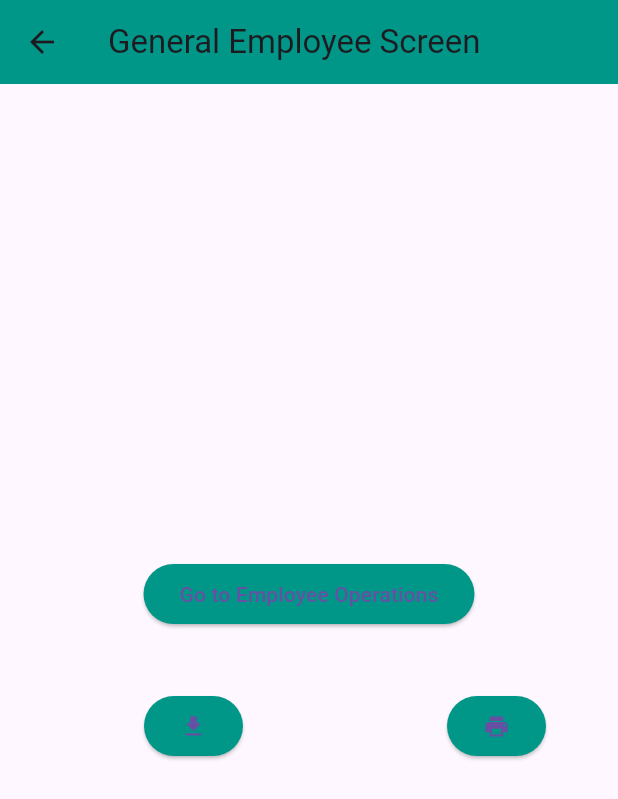
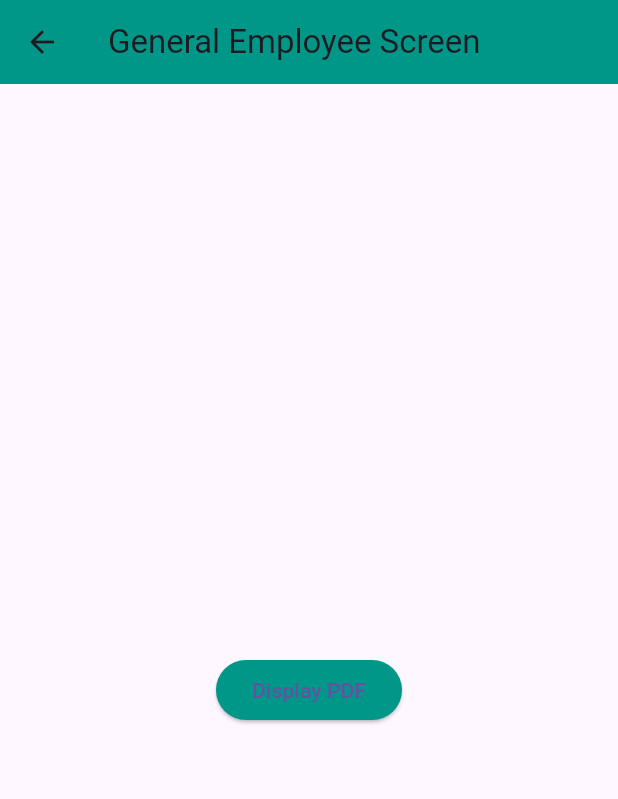
Before and after one commit to ErdemKlc-IUE/mobilApp-Flutter, a Flutter app: the GeneralEmployeeScreen screen opened directly, on a phone screen of 412 x 824 dp. Shown: the top 799 px of the screen. Run offline on Flutter 3.47's test engine with Material 3 defaults, Android fonts, the phone set to English and light mode, and no system bars; our stand-ins replace image_picker, pdf, sqflite; accounts and stored records are empty.

Commit message:
printing file on the screen and making a pdf

```diff
--- a/lib/Screens/general_employee_screen.dart
+++ b/lib/Screens/general_employee_screen.dart
@@ -1,8 +1,14 @@
 import 'dart:io';
 import 'package:flutter/material.dart';
 import 'package:se380_project/Screens/addEmployee_screen.dart';
-import 'package:se380_project/Screens/excel_file_generation.dart';
+import 'package:se380_project/Screens/display_employee.dart';
+import 'package:se380_project/Screens/print_file_generation.dart';
 import 'employee_operations.dart';
+
+import 'package:pdf/pdf.dart';
+import 'package:pdf/widgets.dart' as pw;
+
+
 
 class GeneralEmployeeScreen extends StatefulWidget {
  const GeneralEmployeeScreen({super.key});
@@ -19,7 +25,6 @@ class _GeneralEmployeeScreenState extends State<GeneralEmployeeScreen> {
   List<List<dynamic>> employees = [];
 
 
-
   @override
   Widget build(BuildContext context) {
     return Scaffold(
@@ -31,40 +36,24 @@ class _GeneralEmployeeScreenState extends State<GeneralEmployeeScreen> {
         child: Column(
           mainAxisAlignment: MainAxisAlignment.center,
           children: [
-         ElevatedButton(
-              onPressed: () {
-                Navigator.pop(context);
-                Navigator.push(
-                    context,
-                    MaterialPageRoute(builder: (context) => EmployeeOperationsScreen()));
-              },
-              child: Text('Go to Employee Operations'),
-              style: ElevatedButton.styleFrom(
-                primary: Colors
-                    .teal, // Change this color to the desired background color
-              ),
-            ),
             SizedBox(height: 40),
             Row(
-              mainAxisAlignment: MainAxisAlignment.spaceEvenly,
+              mainAxisAlignment: MainAxisAlignment.center,
               children: [
-                SizedBox(height: 40),
+                SizedBox(width: 50),
                 ElevatedButton(
-                  onPressed: () => _generateExcelFile(),
-                  child: Icon(Icons.file_download),
+                  onPressed: () {
+                    Navigator.pop(context);
+                    Navigator.push(
+                        context,
+                        MaterialPageRoute(builder: (context) => DisplayEmployeeScreen()));
+                  },
+                  child: Text("Display PDF"),
                   style: ElevatedButton.styleFrom(
-                    primary: Colors.teal,
+                    primary: Colors.teal, // Change this color to the desired background color
                   ),
                 ),
-                SizedBox(width: 40),
-                ElevatedButton(
-                  onPressed: () => _printEmployees(),
-                  child: Icon(Icons.print),
-                  style: ElevatedButton.styleFrom(
-                    primary: Colors
-                        .teal, // Change this color to the desired background color
-                  ),
-                ),
+                SizedBox(width: 50),
               ],
             ),
           ],
@@ -73,14 +62,4 @@ class _GeneralEmployeeScreenState extends State<GeneralEmployeeScreen> {
     );
   }
 
-
-
-
-  void _printEmployees() async {
-
-  }
-
-  void _generateExcelFile() async {
-
-  }
-}
+    }
--- a/lib/Screens/options_screen.dart
+++ b/lib/Screens/options_screen.dart
@@ -5,7 +5,7 @@ import 'package:se380_project/Screens/work_plan.dart';
 
 import 'add_work_plan.dart';
 import 'check_in_out.dart';
-import 'excel_file_generation.dart';
+import 'print_file_generation.dart';
 import 'info_screen.dart';
 import 'leave_days.dart';
 
@@ -94,7 +94,7 @@ class _OptionsScreenState extends State<OptionsScreen> {
                 backgroundColor: Colors.teal[100],
               ),
               child: const Text(
-                'Excel File Generation',
+                'Print File Generation',
                 style: TextStyle(
                   color: Colors.black,
                   fontWeight: FontWeight.bold,
@@ -104,7 +104,7 @@ class _OptionsScreenState extends State<OptionsScreen> {
               onPressed: () {
                 Navigator.push(
                     context,
-                    MaterialPageRoute(builder: (context) => ExcelFileGenerationScreen()));
+                    MaterialPageRoute(builder: (context) => PrintFileGenerationScreen()));
               },
             ),
 
--- a/pubspec.yaml
+++ b/pubspec.yaml
@@ -32,8 +32,9 @@ dependencies:
    flutter:
     sdk: flutter
 
-
-   image_picker: ^0.8.0
+   pdf: ^3.10.7
+   printing: ^5.11.1
+   image_picker: ^1.0.6
 
 
 
```
Also changed, not shown: lib/Screens/personal_employee_screen.dart (+157 -5 lines), lib/Screens/print_file_generation.dart (renamed from lib/Screens/excel_file_generation.dart, +6 -6 lines), pubspec.lock, 5 other files.
